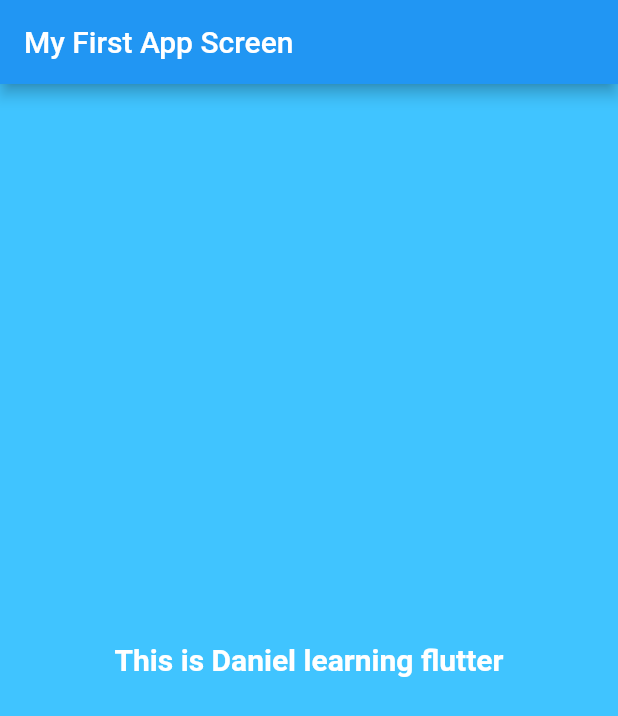
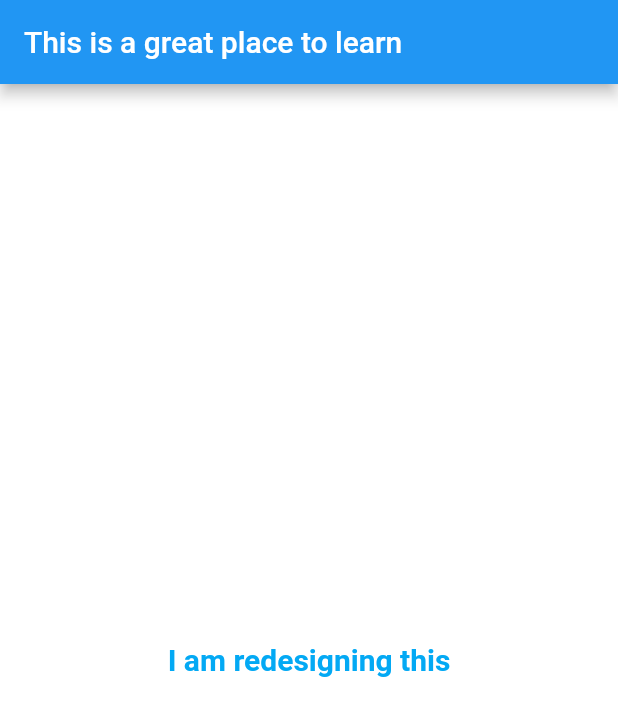
Before and after one commit to Ayodeji97/flutter-app-walkthrough, a Flutter app: the screen it shows after launch, on a phone screen of 412 x 824 dp. Shown: the top 716 px of the screen. Run offline on Flutter 3.47's test engine with Material 2 defaults, Android fonts, the phone set to English and light mode, and no system bars.

Commit message:
implement my own design

```diff
--- a/lib/main.dart
+++ b/lib/main.dart
@@ -8,25 +8,56 @@ import 'package:flutter/material.dart';
 * Applying material design to our application.
 * Scaffold widget allow us to placed appBar in our project.
 * */
+// void main () {
+//   runApp(
+//
+//       MaterialApp(
+//         title: "My Flutter App",
+//         home: Scaffold(
+//           appBar: AppBar(title: Text("My First App Screen"),),
+//           body:  Material(
+//             color: Colors.lightBlueAccent,
+//             child: Center(
+//               child: Text(
+//                 "This is Daniel learning flutter",
+//                 textDirection: TextDirection.ltr,
+//                 style: TextStyle(color: Colors.white, fontSize: 20.0, fontWeight: FontWeight.bold),
+//               ) ,
+//             ),
+//           ) ,
+//         )
+//
+//       )
+//   );
+// }
+
+// My todo
+// Give your application an appBar using Scaffold widget
+// Give your app a text : telling you about your experience with android kotlin
+// Give your text a color of blue and background of white and other style
+
 void main () {
+
   runApp(
-
       MaterialApp(
-        title: "My Flutter App",
+        title: "This is my personal design",
         home: Scaffold(
-          appBar: AppBar(title: Text("My First App Screen"),),
-          body:  Material(
-            color: Colors.lightBlueAccent,
+          appBar: AppBar(
+            title: Text(
+                "This is a great place to learn"
+            ),
+          ),
+          body: Material(
+            color: Colors.white,
             child: Center(
               child: Text(
-                "This is Daniel learning flutter",
+                "I am redesigning this",
                 textDirection: TextDirection.ltr,
-                style: TextStyle(color: Colors.white, fontSize: 20.0, fontWeight: FontWeight.bold),
-              ) ,
+                style: TextStyle(color: Colors.lightBlue, fontWeight: FontWeight.bold, fontSize: 20.0),
+              ),
             ),
-          ) ,
-        )
-
+          ),
+        ),
       )
   );
 }
```
